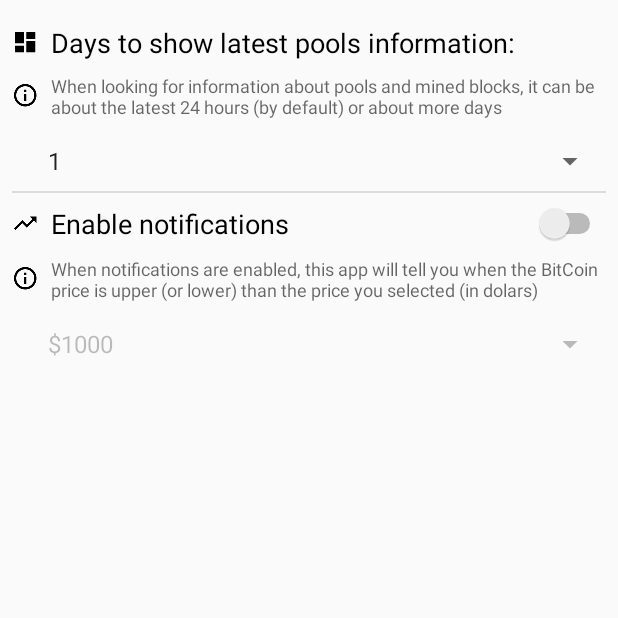
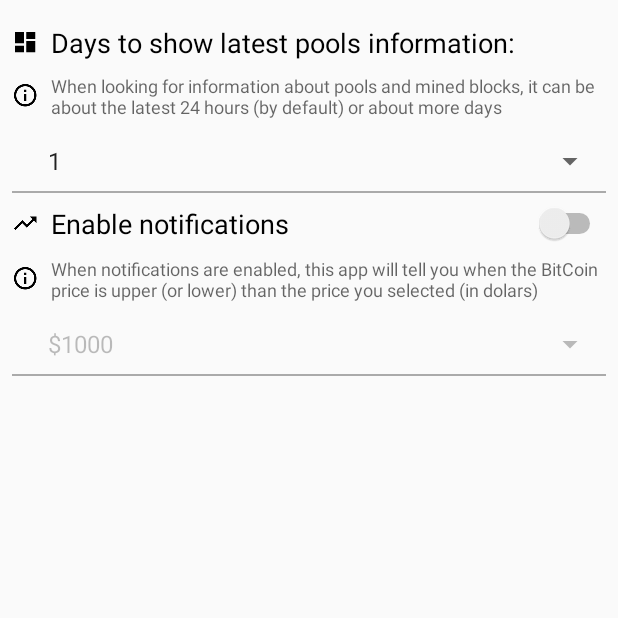
Before and after one commit to Javinator9889/BitCoinPools, an Android app: the screen it shows after launch (SpinnerActivity), in the options menu, after a tap on "Settings", on a phone screen of 412 x 824 dp, the top half of it. Run offline under Robolectric (Android 15) with nearby library versions, the light colour scheme and no system bars; libraries missing offline, so code that uses them is left out: com.afollestad.materialdialogs, com.crashlytics.android, com.github.mikephil.charting; network calls fail; 26 statements that could not run were skipped.

Commit message:
Updated UI and bug corrections

```diff
--- a/app/build.gradle
+++ b/app/build.gradle
@@ -7,8 +7,8 @@ android {
         applicationId "javinator9889.bitcoinpools"
         minSdkVersion 21
         targetSdkVersion 27
-        versionCode 27
-        versionName "1.16"
+        versionCode 28
+        versionName "1.17"
         testInstrumentationRunner "android.support.test.runner.AndroidJUnitRunner"
     }
 
--- a/app/src/main/java/javinator9889/bitcoinpools/FragmentViews/Tab2BTCChart.java
+++ b/app/src/main/java/javinator9889/bitcoinpools/FragmentViews/Tab2BTCChart.java
@@ -332,15 +332,15 @@ public class Tab2BTCChart extends Fragment implements DatePickerDialog.OnDateSet
             cardsContents.add(new CardsContent(getString(R.string.difficulty),
                     df.format(cardsData.get("difficulty"))));
             cardsContents.add(new CardsContent(getString(R.string.min_blocks),
-                    df.format(cardsData.get("n_blocks_mined")) + " " + getString(R.string.blocks_name)));
+                    df.format(cardsData.get("n_blocks_mined") / 10) + " " + getString(R.string.blocks_name)));
             cardsContents.add(new CardsContent(getString(R.string.minutes_blocks),
                     df.format(cardsData.get("minutes_between_blocks")) + " " + getString(R.string.minutes_name)));
             cardsContents.add(new CardsContent(getString(R.string.total_fees),
-                    df.format(cardsData.get("total_fees_btc")) + " BTC"));
+                    df.format(cardsData.get("total_fees_btc") / 10000000) + " BTC"));
             cardsContents.add(new CardsContent(getString(R.string.total_trans),
                     df.format(cardsData.get("n_tx"))));
             cardsContents.add(new CardsContent(getString(R.string.min_benefit),
-                    "$" + df.format(cardsData.get("miners_revenue_usd"))));
+                    "$" + df.format(cardsData.get("miners_revenue_usd") / 100)));
         }
     }
 }
--- a/app/src/main/res/layout/bitcoin_card.xml
+++ b/app/src/main/res/layout/bitcoin_card.xml
@@ -9,7 +9,11 @@
         android:layout_width="match_parent"
         android:layout_height="match_parent"
         android:layout_gravity="center"
-        android:layout_margin="@dimen/card_margin"
+        android:layout_marginBottom="@dimen/card_margin"
+        android:layout_marginEnd="@dimen/card_margin"
+        android:layout_marginLeft="@dimen/card_margin"
+        android:layout_marginRight="@dimen/card_margin"
+        android:layout_marginStart="@dimen/card_margin"
         android:layout_marginTop="8dp"
         android:elevation="3dp"
         android:focusable="true"
--- a/app/src/main/res/layout/bitcoindata.xml
+++ b/app/src/main/res/layout/bitcoindata.xml
@@ -55,10 +55,12 @@
                 android:id="@+id/longPressInfo"
                 android:layout_width="wrap_content"
                 android:layout_height="wrap_content"
+                android:layout_marginBottom="16dp"
                 android:layout_marginTop="8dp"
                 android:text=""
                 android:textAlignment="center"
                 android:textStyle="italic"
+                app:layout_constraintBottom_toBottomOf="parent"
                 app:layout_constraintEnd_toEndOf="parent"
                 app:layout_constraintStart_toStartOf="parent"
                 app:layout_constraintTop_toBottomOf="@+id/include" />
--- a/app/src/main/res/layout/settings.xml
+++ b/app/src/main/res/layout/settings.xml
@@ -58,9 +58,10 @@
             tools:layout_editor_absoluteX="0dp"
             tools:layout_editor_absoluteY="0dp" />
 
-        <View style="@style/Divider"
+        <View
+            style="@style/Divider"
             android:layout_below="@+id/spinner2"
-            android:layout_marginTop="8dp"/>
+            android:layout_marginTop="8dp" />
 
         <Switch
             android:id="@+id/switch1"
@@ -96,6 +97,11 @@
             android:text="@string/notifDesc"
             android:textAppearance="@style/TextAppearance.AppCompat.Caption" />
 
+        <View
+            style="@style/Divider"
+            android:layout_below="@+id/spinner3"
+            android:layout_marginTop="8dp" />
+
     </RelativeLayout>
 
 </android.support.constraint.ConstraintLayout>
--- a/app/src/main/res/values/dimens.xml
+++ b/app/src/main/res/values/dimens.xml
@@ -7,7 +7,7 @@
     <dimen name="detail_backdrop_height">250dp</dimen>
     <dimen name="backdrop_title">30dp</dimen>
     <dimen name="backdrop_subtitle">18dp</dimen>
-    <dimen name="card_margin">8dp</dimen>
+    <dimen name="card_margin">16dp</dimen>
     <dimen name="card_album_radius">5dp</dimen>
     <dimen name="album_cover_height">160dp</dimen>
     <dimen name="album_title_padding">10dp</dimen>
--- a/app/src/main/res/values/strings.xml
+++ b/app/src/main/res/values/strings.xml
@@ -94,7 +94,10 @@ SOFTWARE.<br />
     <string name="bitcoindesc"><![CDATA[BitCoin Pools: <i>get information about the latest BTC pools</i> and more<br /><b>Copyright © 2017 - Javinator9889</b><br /><a href="https://github.com/Javinator9889/BitCoinPools">GitHub project</a>]]></string>
     <string name="github"><![CDATA[Access to the GitHub project right here: <a href="https://github.com/Javinator9889/BitCoinPools">GitHub</a>]]></string>
     <string name="changelog"><![CDATA[
-
+        <h1>Version 1.17 (21/02/18)</h1><i>
+        - UI optimizations and bug fixes<br />
+        - BTC data corrected<br />
+        - Included Firebase Crashalytics<br /></i>
         <h1>Version 1.16 (20/02/18)</h1><i>
         - App optimization & bug fixes <br />
         - Deleted floating action button - now implemented in <b>three dots</b> menu <br />
--- a/app/src/main/res/values/styles.xml
+++ b/app/src/main/res/values/styles.xml
@@ -51,7 +51,7 @@
     <style name="Divider">
         <item name="android:layout_width">match_parent</item>
         <item name="android:layout_height">1dp</item>
-        <item name="android:background">?android:attr/listDivider</item>
+        <item name="android:background">@android:color/darker_gray</item>
     </style>
 
 </resources>
```
Also changed, not shown: 1 other file.
